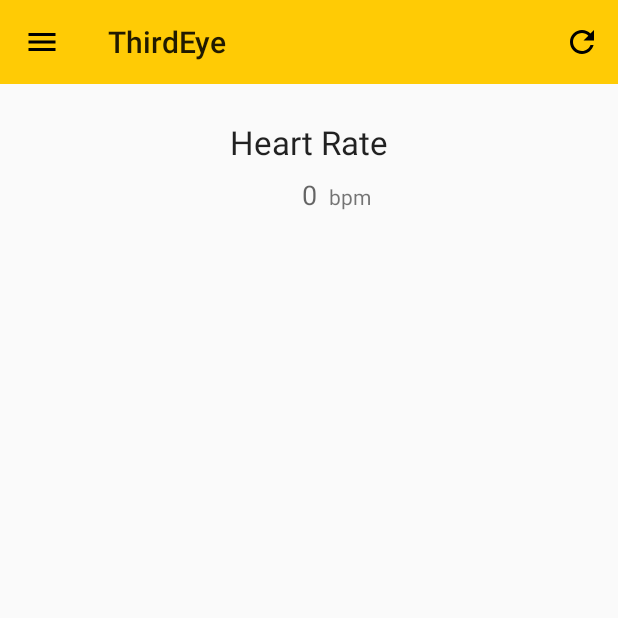
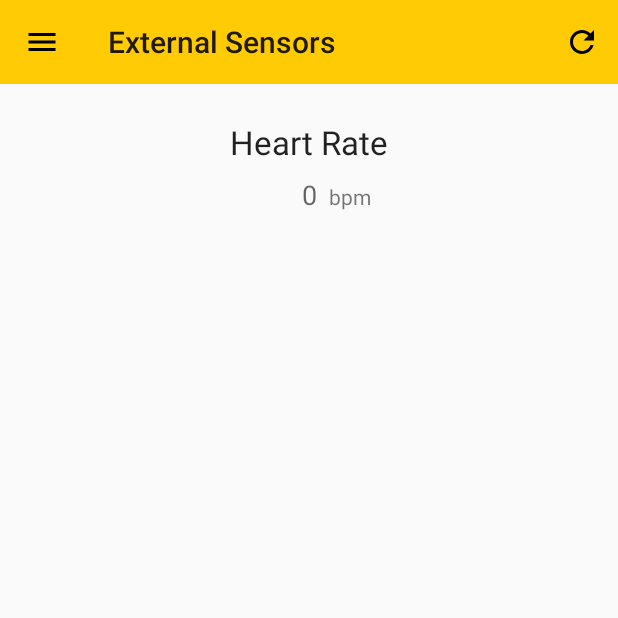
Before and after one commit to mlightning3/ThirdEye, an Android app: the fragment DisplayStreamFragment placed in its activity, in the side drawer, after a tap on "External Sensors", on a phone screen of 412 x 824 dp, the top half of it. Run offline under Robolectric (Android 15) with nearby library versions, the phone set to English and light mode, and no system bars; our stand-ins replace Volley; libraries missing offline, so code that uses them is left out: com.pes.androidmaterialcolorpickerdialog; network calls fail.

Commit message:
More transitions to string resource file. Minor UI tweaks

```diff
--- a/app/src/main/java/edu/umich/globalchallenges/thirdeye/DeviceControlFragment.java
+++ b/app/src/main/java/edu/umich/globalchallenges/thirdeye/DeviceControlFragment.java
@@ -94,6 +94,14 @@ public class DeviceControlFragment extends Fragment implements View.OnClickListe
     @Override
     public void onPause() {
         super.onPause();
+    }
+
+    @Override
+    public void onResume() {
+        super.onResume();
+        if (getActivity() instanceof  MainActivity) {
+            ((MainActivity) getActivity()).setActionBarTitle(R.string.device_title);
+        }
     }
 
     @Override
--- a/app/src/main/java/edu/umich/globalchallenges/thirdeye/DisplayStreamFragment.java
+++ b/app/src/main/java/edu/umich/globalchallenges/thirdeye/DisplayStreamFragment.java
@@ -207,6 +207,14 @@ public class DisplayStreamFragment extends Fragment implements View.OnClickListe
         getActivity().getWindow().clearFlags(WindowManager.LayoutParams.FLAG_KEEP_SCREEN_ON);
         webView.onPause();
         super.onPause();
+    }
+
+    @Override
+    public void onResume() {
+        super.onResume();
+        if (getActivity() instanceof  MainActivity) {
+            ((MainActivity) getActivity()).setActionBarTitle(R.string.stream_title);
+        }
     }
 
     @Override
--- a/app/src/main/java/edu/umich/globalchallenges/thirdeye/ExternalSensorFragment.java
+++ b/app/src/main/java/edu/umich/globalchallenges/thirdeye/ExternalSensorFragment.java
@@ -141,6 +141,14 @@ public class ExternalSensorFragment extends Fragment {
     }
 
     @Override
+    public void onResume() {
+        super.onResume();
+        if (getActivity() instanceof  MainActivity) {
+            ((MainActivity) getActivity()).setActionBarTitle(R.string.sensor_title);
+        }
+    }
+
+    @Override
     public void onAttach(Context context) {
         super.onAttach(context);
         if (context instanceof FragmentWifiManager && context instanceof FragmentCommManager) {
--- a/app/src/main/java/edu/umich/globalchallenges/thirdeye/FileViewerFragment.java
+++ b/app/src/main/java/edu/umich/globalchallenges/thirdeye/FileViewerFragment.java
@@ -251,6 +251,14 @@ public class FileViewerFragment extends Fragment implements FlexibleAdapter.OnIt
     }
 
     @Override
+    public void onResume() {
+        super.onResume();
+        if (getActivity() instanceof  MainActivity) {
+            ((MainActivity) getActivity()).setActionBarTitle(R.string.file_title);
+        }
+    }
+
+    @Override
     public void onAttach(Context context) {
         super.onAttach(context);
         if (context instanceof FragmentWifiManager && context instanceof FragmentCommManager) {
--- a/app/src/main/java/edu/umich/globalchallenges/thirdeye/LogViewerFragment.java
+++ b/app/src/main/java/edu/umich/globalchallenges/thirdeye/LogViewerFragment.java
@@ -132,6 +132,14 @@ public class LogViewerFragment extends Fragment {
         super.onPause();
     }
 
+    @Override
+    public void onResume() {
+        super.onResume();
+        if (getActivity() instanceof  MainActivity) {
+            ((MainActivity) getActivity()).setActionBarTitle(R.string.log_title);
+        }
+    }
+
     /**
      * Preforms actions when things in actionbar are clicked
      *
--- a/app/src/main/java/edu/umich/globalchallenges/thirdeye/MainActivity.java
+++ b/app/src/main/java/edu/umich/globalchallenges/thirdeye/MainActivity.java
@@ -286,4 +286,16 @@ public class MainActivity extends AppCompatActivity implements FragmentWifiManag
     public void toast_message(int string_id) {
         Toast.makeText(this, string_id, Toast.LENGTH_SHORT).show();
     }
+
+    /**
+     * Change the title on the action bar of the app
+     *
+     * @param string_id String resource we want to display
+     */
+    public void setActionBarTitle(int string_id) {
+        ActionBar bar = getSupportActionBar();
+        if (bar != null) {
+            bar.setTitle(string_id);
+        }
+    }
 }
--- a/app/src/main/java/edu/umich/globalchallenges/thirdeye/SettingsFragment.java
+++ b/app/src/main/java/edu/umich/globalchallenges/thirdeye/SettingsFragment.java
@@ -18,4 +18,12 @@ public class SettingsFragment extends PreferenceFragmentCompat {
     public void onCreatePreferences(Bundle savedInstanceState, String rootKey) {
         setPreferencesFromResource(R.xml.perf_general, rootKey);
     }
+
+    @Override
+    public void onResume() {
+        super.onResume();
+        if (getActivity() instanceof  MainActivity) {
+            ((MainActivity) getActivity()).setActionBarTitle(R.string.settings);
+        }
+    }
 }
--- a/app/src/main/res/menu/color_menu.xml
+++ b/app/src/main/res/menu/color_menu.xml
@@ -2,7 +2,7 @@
 <menu xmlns:android="http://schemas.android.com/apk/res/android"
     xmlns:app="http://schemas.android.com/apk/res-auto">
     <item android:id="@+id/color_picker"
-        android:title="Color Picker"
+        android:title="@string/color_picker"
         android:icon="@drawable/ic_color_pallet"
         app:showAsAction="ifRoom" />
 </menu>
--- a/app/src/main/res/menu/drawer_view.xml
+++ b/app/src/main/res/menu/drawer_view.xml
@@ -1,30 +1,41 @@
 <?xml version="1.0" encoding="utf-8"?>
 <menu xmlns:android="http://schemas.android.com/apk/res/android">
-    <group android:checkableBehavior="single" >
+    <group
+        android:id="@+id/nav_group_top"
+        android:checkableBehavior="single" >
         <item
             android:id="@+id/view_stream"
             android:icon="@drawable/ic_videocam"
-            android:title="Stream" />
+            android:title="@string/stream_title" />
         <item
             android:id="@+id/view_files"
             android:icon="@drawable/ic_folder"
-            android:title="Files" />
+            android:title="@string/file_title" />
         <item
             android:id="@+id/device_control"
             android:icon="@drawable/ic_wrench"
-            android:title="Device Control" />
+            android:title="@string/device_title" />
         <item
             android:id="@+id/external_sensor"
             android:icon="@drawable/ic_external"
-            android:title="External Sensors" />
+            android:title="@string/sensor_title" />
+
+    </group>
+    <group
+        android:id="@+id/nav_group_temp"
+        android:checkableBehavior="single">
         <item
             android:id="@+id/view_logs"
             android:icon="@drawable/ic_log"
-            android:title="Logs" />
+            android:title="@string/log_title" />
+    </group>
+    <group
+        android:id="@+id/nav_group_bottom"
+        android:checkableBehavior="single">
         <item
             android:id="@+id/settings"
             android:icon="@drawable/ic_settings"
-            android:title="Settings" />
+            android:title="@string/settings" />
     </group>
 
 </menu>
--- a/app/src/main/res/menu/edit_menu.xml
+++ b/app/src/main/res/menu/edit_menu.xml
@@ -2,7 +2,7 @@
 <menu xmlns:android="http://schemas.android.com/apk/res/android"
     xmlns:app="http://schemas.android.com/apk/res-auto">
     <item android:id="@+id/edit"
-        android:title="Edit"
+        android:title="@string/edit"
         android:icon="@drawable/ic_mode_edit"
         app:showAsAction="ifRoom" />
 </menu>
--- a/app/src/main/res/menu/email_menu.xml
+++ b/app/src/main/res/menu/email_menu.xml
@@ -2,7 +2,7 @@
 <menu xmlns:android="http://schemas.android.com/apk/res/android"
     xmlns:app="http://schemas.android.com/apk/res-auto">
     <item android:id="@+id/email"
-        android:title="Email"
+        android:title="@string/email"
         android:icon="@drawable/ic_email"
         app:showAsAction="ifRoom" />
 </menu>
--- a/app/src/main/res/menu/extra_settings_menu.xml
+++ b/app/src/main/res/menu/extra_settings_menu.xml
@@ -2,7 +2,7 @@
 <menu xmlns:android="http://schemas.android.com/apk/res/android"
     xmlns:app="http://schemas.android.com/apk/res-auto">
     <item android:id="@+id/extra_settings"
-        android:title="Extra Settings"
+        android:title="@string/extra_settings"
         android:icon="@drawable/ic_settings"
         app:showAsAction="ifRoom" />
 </menu>
--- a/app/src/main/res/menu/refresh_menu.xml
+++ b/app/src/main/res/menu/refresh_menu.xml
@@ -2,7 +2,7 @@
 <menu xmlns:android="http://schemas.android.com/apk/res/android"
     xmlns:app="http://schemas.android.com/apk/res-auto">
     <item android:id="@+id/refresh"
-        android:title="Refresh"
+        android:title="@string/refresh"
         android:icon="@drawable/ic_refresh"
         app:showAsAction="ifRoom" />
 </menu>
--- a/app/src/main/res/menu/zoom_out_menu.xml
+++ b/app/src/main/res/menu/zoom_out_menu.xml
@@ -2,7 +2,7 @@
 <menu xmlns:android="http://schemas.android.com/apk/res/android"
     xmlns:app="http://schemas.android.com/apk/res-auto">
     <item android:id="@+id/zoomOut"
-        android:title="ZoomOut"
+        android:title="@string/zoom_out"
         android:icon="@drawable/ic_zoom_out"
         app:showAsAction="ifRoom" />
 </menu>
--- a/app/src/main/res/values/strings.xml
+++ b/app/src/main/res/values/strings.xml
@@ -1,9 +1,6 @@
 <resources>
     <string name="app_name">ThirdEye</string>
     <string name="title_activity_settings">SettingsActivity</string>
-
-    <!-- TODO: Remove or change this placeholder text -->
-    <string name="hello_blank_fragment">Hello blank fragment</string>
 
     <!-- Commonly used -->
     <string name="loading">Loading…</string>
@@ -15,6 +12,7 @@
     <string name="invalid_user_key">Invalid user key</string>
 
     <!-- Device Control Fragment -->
+    <string name="device_title">Device Control</string>
     <string name="wifi_control">This Device Wifi Control</string>
     <string name="connect_to_pi">Connect to camera</string>
     <string name="disconnect_from_pi">Disconnect from camera</string>
@@ -28,28 +26,8 @@
     <string name="pi_unable_shutdown">Error: Camera unable to shutdown</string>
     <string name="pi_error_shutdown">Unknown error with camera shutting down</string>
 
-    <!-- External Sensors Fragment -->
-    <string name="heart_rate">Heart Rate</string>
-    <string name="bpm">bpm</string>
-    <string name="unsupported_external_sensors">Camera does not support external sensors</string>
-    <string name="error_pi_unable_read_sensors">Camera unable to get sensor data</string>
-    <string name="error_external_sensors">Unknown error while getting sensor data</string>
-
-    <!-- File Viewer Fragment & File Item View -->
-    <string name="no_files_on_server">No files available</string>
-    <string name="file_item_img_description">Thumbnail of image on server</string>
-    <string name="error_opening_file">Unable to open file</string>
-    <string name="error_deleting_file_server">Error deleting file on camera</string>
-    <string name="error_fetching_files_server">Error retrieving file listing from server</string>
-    <string name="error_parsing_json">Error parsing json message</string>
-
-    <!-- Log Viewer Fragment -->
-    <string name="no_server_log">No server log</string>
-    <string name="no_system_log">No system log</string>
-    <string name="error_fetching_logs">Error retrieving logs from server</string>
-    <string name="no_logs_to_send">No logs to send</string>
-
     <!-- Display Stream Fragment -->
+    <string name="stream_title">Stream</string>
     <string name="grayscale">Grayscale</string>
     <string name="autofocus">Autofocus</string>
     <string name="resolution">Resolution</string>
@@ -80,6 +58,33 @@
     <string name="error_server_cant_color">Camera unable to change light color</string>
     <string name="error_camera_color">Unknown error while changing light color</string>
 
+    <!-- External Sensors Fragment -->
+    <string name="sensor_title">External Sensors</string>
+    <string name="heart_rate">Heart Rate</string>
+    <string name="bpm">bpm</string>
+    <string name="unsupported_external_sensors">Camera does not support external sensors</string>
+    <string name="error_pi_unable_read_sensors">Camera unable to get sensor data</string>
+    <string name="error_external_sensors">Unknown error while getting sensor data</string>
+
+    <!-- File Viewer Fragment & File Item View -->
+    <string name="file_title">Files</string>
+    <string name="no_files_on_server">No files available</string>
+    <string name="file_item_img_description">Thumbnail of image on server</string>
+    <string name="error_opening_file">Unable to open file</string>
+    <string name="error_deleting_file_server">Error deleting file on camera</string>
+    <string name="error_fetching_files_server">Error retrieving file listing from server</string>
+    <string name="error_parsing_json">Error parsing json message</string>
+
+    <!-- Log Viewer Fragment -->
+    <string name="log_title">Log Files</string>
+    <string name="no_server_log">No server log</string>
+    <string name="no_system_log">No system log</string>
+    <string name="error_fetching_logs">Error retrieving logs from server</string>
+    <string name="no_logs_to_send">No logs to send</string>
+
+    <!-- Settings Fragment -->
+    <string name="settings">Settings</string>
+
     <!-- Change Filename Dialog -->
     <string name="edit_filename">Edit Filename</string>
 
@@ -98,4 +103,12 @@
 
     <!-- Shutdown Server Dialog -->
     <string name="shutdown_pi_dialog">Shutdown Camera?</string>
+
+    <!-- Menu Items -->
+    <string name="color_picker">Color Picker</string>
+    <string name="edit">Edit</string>
+    <string name="email">Email</string>
+    <string name="extra_settings">Extra Settings</string>
+    <string name="refresh">Refresh</string>
+    <string name="zoom_out">Zoom Out</string>
 </resources>
--- a/app/src/main/res/xml/perf_general.xml
+++ b/app/src/main/res/xml/perf_general.xml
@@ -3,7 +3,7 @@
     android:id="@+id/settings">
 
     <PreferenceCategory
-        android:title="General Settings"
+        android:title="File Settings"
         android:key="perf_general">
 
         <!-- NOTE: EditTextPreference accepts EditText attributes. -->
```
